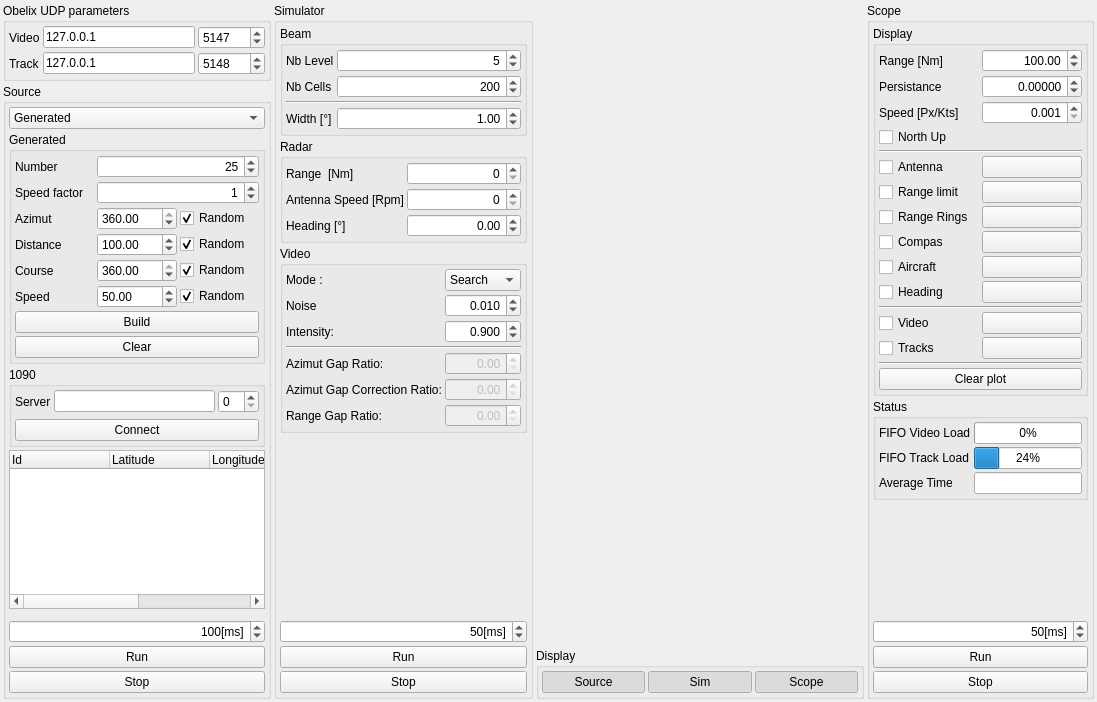
Old version of the form Src/ObelixTestApp/MainWindow.ui in the repository chootair/RadarObelix.
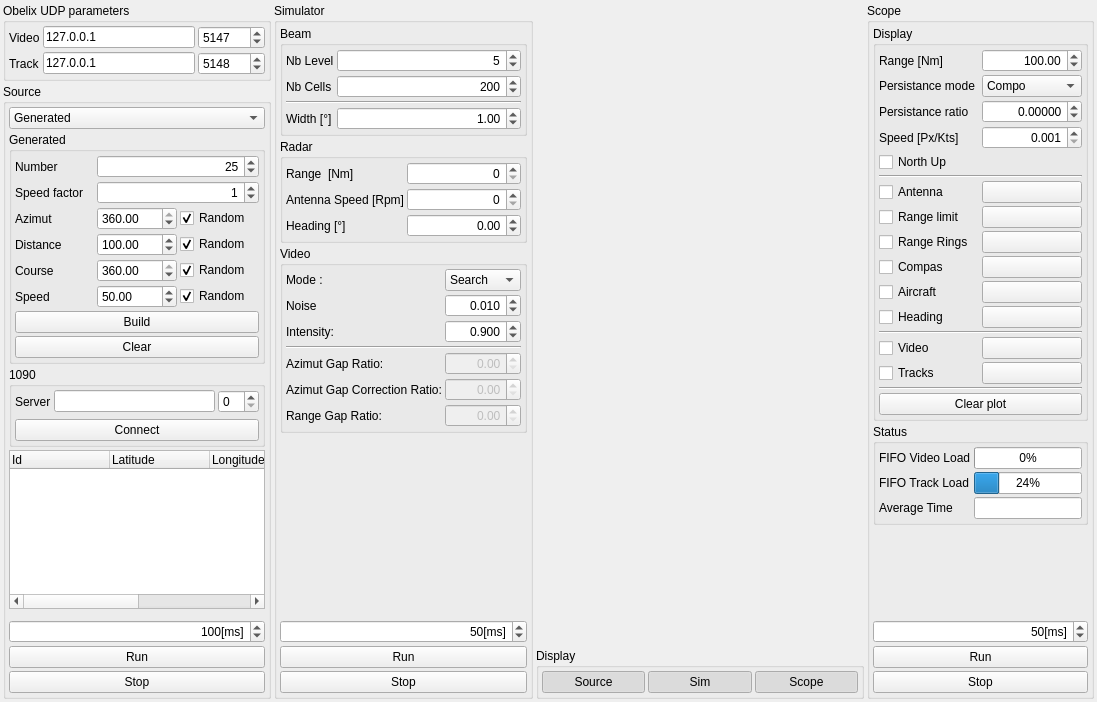
New version of the form. Custom widgets are drawn as their Qt base class.

Commit message: Set the selection of 2 persistant mode

Diff of the .ui file:
```diff
--- a/Src/ObelixTestApp/MainWindow.ui
+++ b/Src/ObelixTestApp/MainWindow.ui
@@ -976,7 +976,7 @@
           <property name="spacing">
            <number>3</number>
           </property>
-          <item row="2" column="1">
+          <item row="3" column="1">
            <widget class="QDoubleSpinBox" name="sbxPresistance">
             <property name="alignment">
              <set>Qt::AlignRight|Qt::AlignTrailing|Qt::AlignVCenter</set>
@@ -995,28 +995,70 @@
             </property>
            </widget>
           </item>
-          <item row="2" column="0">
+          <item row="3" column="0">
            <widget class="QLabel" name="label_17">
             <property name="text">
-             <string>Persistance</string>
+             <string>Persistance ratio</string>
             </property>
            </widget>
           </item>
-          <item row="6" column="0">
-           <widget class="QCheckBox" name="ckxDispAntenna">
+          <item row="11" column="0">
+           <widget class="QCheckBox" name="ckxDispCompas">
             <property name="text">
-             <string>Antenna</string>
+             <string>Compas</string>
             </property>
            </widget>
           </item>
-          <item row="7" column="0">
-           <widget class="QCheckBox" name="ckxDispRangeLimit">
+          <item row="8" column="1">
+           <widget class="ColorPickerButton" name="pbxColorRangeLimit">
             <property name="text">
-             <string>Range limit</string>
+             <string/>
             </property>
            </widget>
           </item>
-          <item row="3" column="1">
+          <item row="4" column="0">
+           <widget class="QLabel" name="label_18">
+            <property name="text">
+             <string>Speed [Px/Kts]</string>
+            </property>
+           </widget>
+          </item>
+          <item row="15" column="0">
+           <widget class="QCheckBox" name="ckxDispVideo">
+            <property name="text">
+             <string>Video</string>
+            </property>
+           </widget>
+          </item>
+          <item row="11" column="1">
+           <widget class="ColorPickerButton" name="pbxColorCompas">
+            <property name="text">
+             <string/>
+            </property>
+           </widget>
+          </item>
+          <item row="13" column="0">
+           <widget class="QCheckBox" name="ckxDispHeading">
+            <property name="text">
+             <string>Heading</string>
+            </property>
+           </widget>
+          </item>
+          <item row="12" column="1">
+           <widget class="ColorPickerButton" name="pbxColorAircraft">
+            <property name="text">
+             <string/>
+            </property>
+           </widget>
+          </item>
+          <item row="12" column="0">
+           <widget class="QCheckBox" name="ckxDispAircraft">
+            <property name="text">
+             <string>Aircraft</string>
+            </property>
+           </widget>
+          </item>
+          <item row="4" column="1">
            <widget class="QDoubleSpinBox" name="sbxDisplayPxKtsRatio">
             <property name="alignment">
              <set>Qt::AlignRight|Qt::AlignTrailing|Qt::AlignVCenter</set>
@@ -1035,7 +1077,7 @@
             </property>
            </widget>
           </item>
-          <item row="15" column="0">
+          <item row="16" column="0">
            <widget class="QCheckBox" name="ckxDispTracks">
             <property name="text">
              <string>Tracks</string>
@@ -1049,76 +1091,48 @@
             </property>
            </widget>
           </item>
-          <item row="18" column="0" colspan="2">
-           <widget class="QPushButton" name="pbxClearScope">
-            <property name="text">
-             <string>Clear plot</string>
-            </property>
-           </widget>
-          </item>
-          <item row="8" column="1">
-           <widget class="ColorPickerButton" name="pbxColorRangeRing">
-            <property name="text">
-             <string/>
-            </property>
-           </widget>
-          </item>
           <item row="8" column="0">
+           <widget class="QCheckBox" name="ckxDispRangeLimit">
+            <property name="text">
+             <string>Range limit</string>
+            </property>
+           </widget>
+          </item>
+          <item row="9" column="1">
+           <widget class="ColorPickerButton" name="pbxColorRangeRing">
+            <property name="text">
+             <string/>
+            </property>
+           </widget>
+          </item>
+          <item row="9" column="0">
            <widget class="QCheckBox" name="ckxDispRangeRings">
             <property name="text">
              <string>Range Rings</string>
             </property>
            </widget>
           </item>
-          <item row="10" column="0">
-           <widget class="QCheckBox" name="ckxDispCompas">
+          <item row="19" column="0" colspan="2">
+           <widget class="QPushButton" name="pbxClearScope">
             <property name="text">
-             <string>Compas</string>
+             <string>Clear plot</string>
             </property>
            </widget>
           </item>
-          <item row="7" column="1">
-           <widget class="ColorPickerButton" name="pbxColorRangeLimit">
+          <item row="16" column="1">
+           <widget class="ColorPickerButton" name="pbxColorTrack">
             <property name="text">
              <string/>
             </property>
            </widget>
           </item>
-          <item row="3" column="0">
-           <widget class="QLabel" name="label_18">
+          <item row="13" column="1">
+           <widget class="ColorPickerButton" name="pbxColorHeading">
             <property name="text">
-             <string>Speed [Px/Kts]</string>
-            </property>
-           </widget>
-          </item>
-          <item row="6" column="1">
-           <widget class="ColorPickerButton" name="pbxColorAntenna">
-            <property name="text">
              <string/>
             </property>
            </widget>
           </item>
-          <item row="13" column="0" colspan="2">
-           <widget class="Line" name="line_4">
-            <property name="orientation">
-             <enum>Qt::Horizontal</enum>
-            </property>
-           </widget>
-          </item>
-          <item row="5" column="0" colspan="2">
-           <widget class="Line" name="line_2">
-            <property name="orientation">
-             <enum>Qt::Horizontal</enum>
-            </property>
-           </widget>
-          </item>
-          <item row="17" column="0" colspan="2">
-           <widget class="Line" name="line_3">
-            <property name="orientation">
-             <enum>Qt::Horizontal</enum>
-            </property>
-           </widget>
-          </item>
           <item row="1" column="1">
            <widget class="QDoubleSpinBox" name="sbxScopeDisplayRange">
             <property name="alignment">
@@ -1135,69 +1149,76 @@
             </property>
            </widget>
           </item>
-          <item row="14" column="0">
-           <widget class="QCheckBox" name="ckxDispVideo">
+          <item row="7" column="0">
+           <widget class="QCheckBox" name="ckxDispAntenna">
             <property name="text">
-             <string>Video</string>
+             <string>Antenna</string>
             </property>
            </widget>
           </item>
-          <item row="10" column="1">
-           <widget class="ColorPickerButton" name="pbxColorCompas">
+          <item row="7" column="1">
+           <widget class="ColorPickerButton" name="pbxColorAntenna">
             <property name="text">
              <string/>
             </property>
            </widget>
           </item>
-          <item row="14" column="1">
-           <widget class="ColorPickerButton" name="pbxColorVideo">
-            <property name="text">
-             <string/>
+          <item row="6" column="0" colspan="2">
+           <widget class="Line" name="line_2">
+            <property name="orientation">
+             <enum>Qt::Horizontal</enum>
+            </property>
+           </widget>
+          </item>
+          <item row="14" column="0" colspan="2">
+           <widget class="Line" name="line_4">
+            <property name="orientation">
+             <enum>Qt::Horizontal</enum>
+            </property>
+           </widget>
+          </item>
+          <item row="18" column="0" colspan="2">
+           <widget class="Line" name="line_3">
+            <property name="orientation">
+             <enum>Qt::Horizontal</enum>
             </property>
            </widget>
           </item>
           <item row="15" column="1">
-           <widget class="ColorPickerButton" name="pbxColorTrack">
+           <widget class="ColorPickerButton" name="pbxColorVideo">
             <property name="text">
              <string/>
             </property>
            </widget>
           </item>
-          <item row="12" column="1">
-           <widget class="ColorPickerButton" name="pbxColorHeading">
-            <property name="text">
-             <string/>
-            </property>
-           </widget>
-          </item>
-          <item row="11" column="0">
-           <widget class="QCheckBox" name="ckxDispAircraft">
-            <property name="text">
-             <string>Aircraft</string>
-            </property>
-           </widget>
-          </item>
-          <item row="12" column="0">
-           <widget class="QCheckBox" name="ckxDispHeading">
-            <property name="text">
-             <string>Heading</string>
-            </property>
-           </widget>
-          </item>
-          <item row="11" column="1">
-           <widget class="ColorPickerButton" name="pbxColorAircraft">
-            <property name="text">
-             <string/>
-            </property>
-           </widget>
-          </item>
-          <item row="4" column="0">
+          <item row="5" column="0">
            <widget class="QCheckBox" name="ckxNorthUp">
             <property name="text">
              <string>North Up</string>
             </property>
            </widget>
           </item>
+          <item row="2" column="0">
+           <widget class="QLabel" name="label_28">
+            <property name="text">
+             <string>Persistance mode</string>
+            </property>
+           </widget>
+          </item>
+          <item row="2" column="1">
+           <widget class="QComboBox" name="cbxPresistanceMode">
+            <item>
+             <property name="text">
+              <string>Compo</string>
+             </property>
+            </item>
+            <item>
+             <property name="text">
+              <string>Pixel</string>
+             </property>
+            </item>
+           </widget>
+          </item>
          </layout>
         </widget>
        </item>
```
The commit also changes 7 other files.
